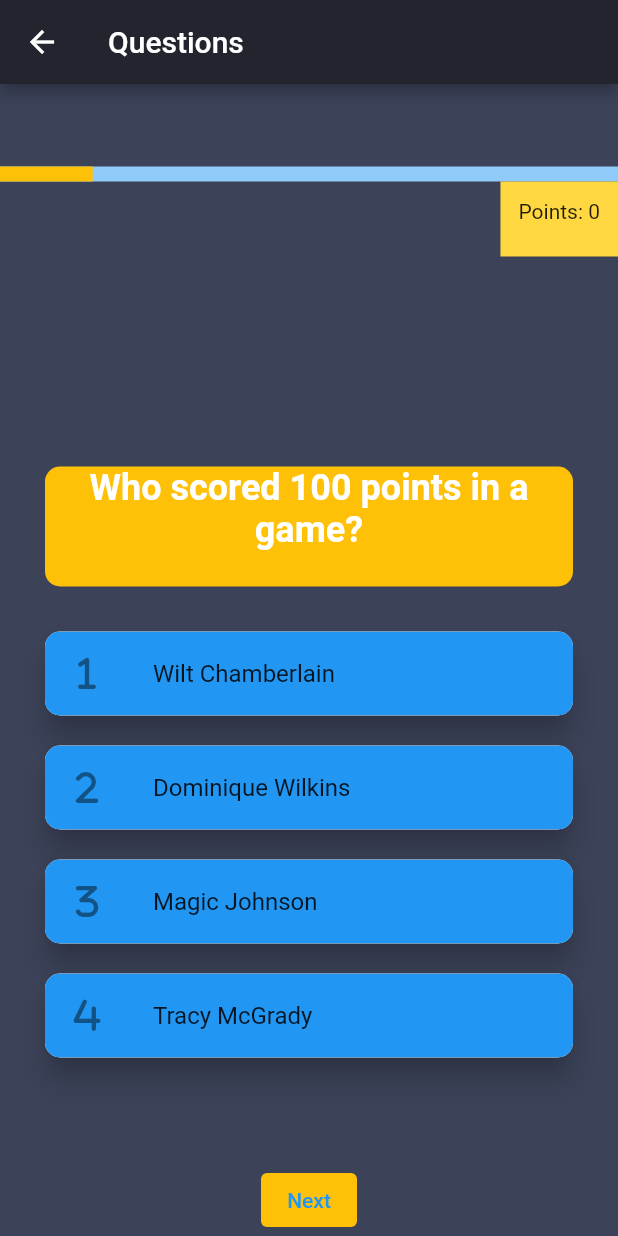
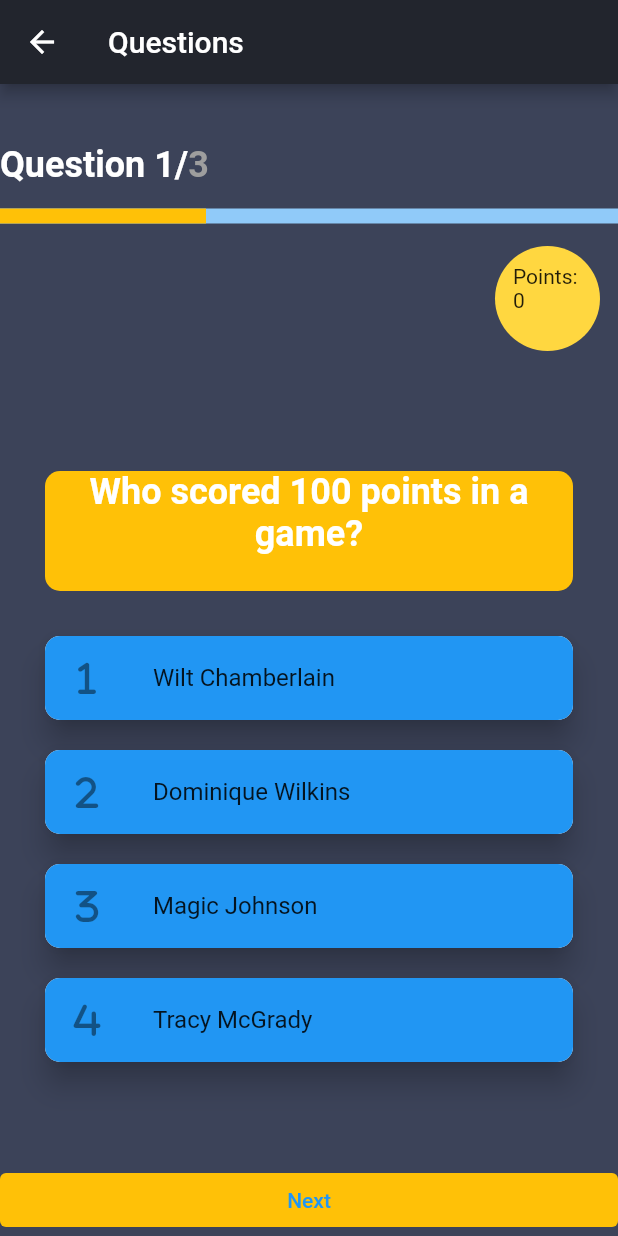
Before and after one commit to soulandbone/trivia_app, a Flutter app: the QuestionsScreen screen opened by its route, on a phone screen of 412 x 824 dp. Run offline on Flutter 3.47's test engine with Material 2 defaults, Android fonts, the phone set to English and light mode, and no system bars; our stand-ins replace flutter_riverpod, font_awesome_flutter, gap.

Commit message:
changed various formatting in the quiz widget, added progression that works, page x of Y, and also connected the linear progressor to the logic of the app, still needs minor tweaking regarding the max number of questions

```diff
--- a/lib/main.dart
+++ b/lib/main.dart
@@ -25,3 +25,10 @@ class MyApp extends StatelessWidget {
         home: const BottomBar());
   }
 }
+
+
+/*
+  Changes to add: Points display, make it look better, progress bar showing how many questions of the total questions have been displayed, last page after all the questions have been done, timer (one of the last implementations to be done)
+
+
+*/
--- a/lib/screens/questions_screen.dart
+++ b/lib/screens/questions_screen.dart
@@ -28,6 +28,16 @@ class QuestionsScreen extends StatelessWidget {
       },
       'answer': 2
     },
+    {
+      'question': 'What team started in Minnesota and is now in California?',
+      'options': {
+        '0': 'Sacramento Kings',
+        '1': 'Golden State Warriors',
+        '2': 'Los Angeles Clippers',
+        '3': 'Los Angeles Lakers'
+      },
+      'answer': 3
+    },
   ];
 
   @override
--- a/lib/widgets/category.dart
+++ b/lib/widgets/category.dart
@@ -16,14 +16,12 @@ class Category extends StatelessWidget {
         borderOnForeground: true,
         shape: RoundedRectangleBorder(
             side: BorderSide(
-              color: Colors.amberAccent.withOpacity(0.7),
+              color: Colors.deepOrange.withOpacity(0.7),
               width: 2,
             ),
-            borderRadius: const BorderRadius.only(
-                topLeft: Radius.circular(10),
-                topRight: Radius.circular(10),
-                bottomLeft: Radius.circular(10),
-                bottomRight: Radius.circular(10))),
+            borderRadius: const BorderRadius.all(
+              Radius.circular(10),
+            )),
         child: Padding(
           padding: const EdgeInsets.all(8.0),
           child: Column(
@@ -32,7 +30,7 @@ class Category extends StatelessWidget {
                 title,
                 style: AppStyles.cardTitle.copyWith(
                     fontWeight: FontWeight.bold,
-                    color: AppStyles.turquoise,
+                    color: Colors.amber,
                     fontSize: 20),
               ),
               ClipRRect(
--- a/lib/widgets/composed_widgets/quiz.dart
+++ b/lib/widgets/composed_widgets/quiz.dart
@@ -2,6 +2,7 @@ import 'package:flutter/material.dart';
 import 'package:flutter_riverpod/flutter_riverpod.dart';
 import 'package:gap/gap.dart';
 import 'package:trivia_app/providers/riverpod.dart';
+import 'package:trivia_app/utils/app_styles.dart';
 import 'package:trivia_app/widgets/current_points.dart';
 
 import '../quiz_progress.dart';
@@ -32,12 +33,24 @@ class _QuizState extends ConsumerState<Quiz> {
 
     return Column(mainAxisAlignment: MainAxisAlignment.center, children: [
       const Gap(40),
+      Align(
+          alignment: Alignment.centerLeft,
+          child: RichText(
+            text: TextSpan(style: AppStyles.title, children: [
+              const TextSpan(text: 'Question '),
+              TextSpan(text: '${quizData.currentPage + 1}/'),
+              TextSpan(
+                  text: (widget.questionsAnswers.length).toString(),
+                  style: AppStyles.title.copyWith(color: Colors.grey))
+            ]),
+          )),
       const QuizzProgress(),
+      const Gap(15),
       const Align(
         alignment: Alignment.centerRight,
         child: CurrentPoints(),
       ),
-      const Gap(120),
+      const Gap(60),
       Center(
           child: Question(
               question:
@@ -62,11 +75,14 @@ class _QuizState extends ConsumerState<Quiz> {
           },
         ),
       ),
-      TextButton(
-          style: const ButtonStyle(
-              backgroundColor: MaterialStatePropertyAll(Colors.amber)),
-          onPressed: () => nextPage(),
-          child: const Text('Next'))
+      SizedBox(
+        width: double.infinity,
+        child: TextButton(
+            style: const ButtonStyle(
+                backgroundColor: MaterialStatePropertyAll(Colors.amber)),
+            onPressed: () => nextPage(),
+            child: const Text('Next')),
+      )
     ]);
   }
 }
--- a/lib/widgets/current_points.dart
+++ b/lib/widgets/current_points.dart
@@ -10,9 +10,15 @@ class CurrentPoints extends ConsumerWidget {
     final quizData = ref.watch(quizProvider);
 
     return Container(
+      margin: const EdgeInsets.only(right: 12),
       padding: const EdgeInsets.all(12),
-      height: 50,
-      decoration: const BoxDecoration(color: Colors.amberAccent),
+      height: 70,
+      width: 70,
+      decoration: const BoxDecoration(
+        shape: BoxShape.circle,
+        color: Colors.amberAccent,
+        //borderRadius: BorderRadius.all(Radius.circular(10))
+      ),
       child: Text('Points: ${quizData.currentPoints}'),
     );
   }
--- a/lib/widgets/quiz_progress.dart
+++ b/lib/widgets/quiz_progress.dart
@@ -1,16 +1,21 @@
 import 'package:flutter/material.dart';
+import 'package:flutter_riverpod/flutter_riverpod.dart';
 
-class QuizzProgress extends StatelessWidget {
+import '../providers/riverpod.dart';
+
+class QuizzProgress extends ConsumerWidget {
   const QuizzProgress({super.key});
 
   @override
-  Widget build(BuildContext context) {
+  Widget build(BuildContext context, WidgetRef ref) {
+    final quizData = ref.watch(quizProvider);
+
     return Container(
       margin: const EdgeInsets.only(top: 15),
-      child: const LinearProgressIndicator(
+      child: LinearProgressIndicator(
         minHeight: 10,
         color: Colors.amber,
-        value: 0.15,
+        value: (quizData.currentPage + 1) / 3,
       ),
     );
   }
```
Also changed, not shown: lib/widgets/custom_tile.dart (+0 -8 lines).
